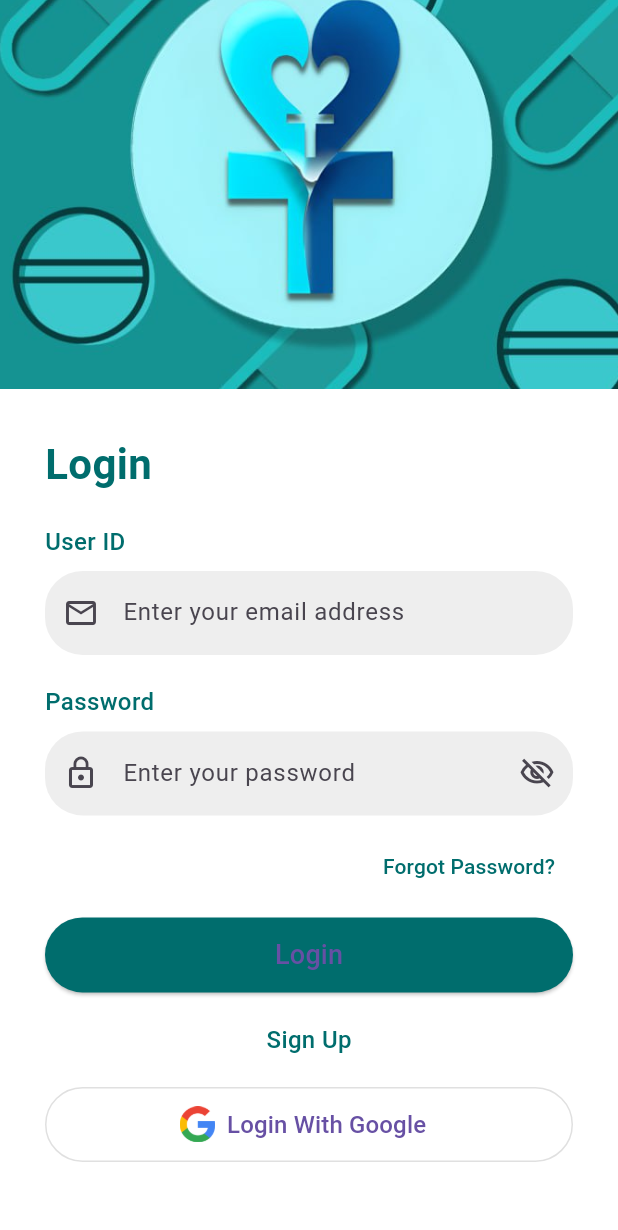
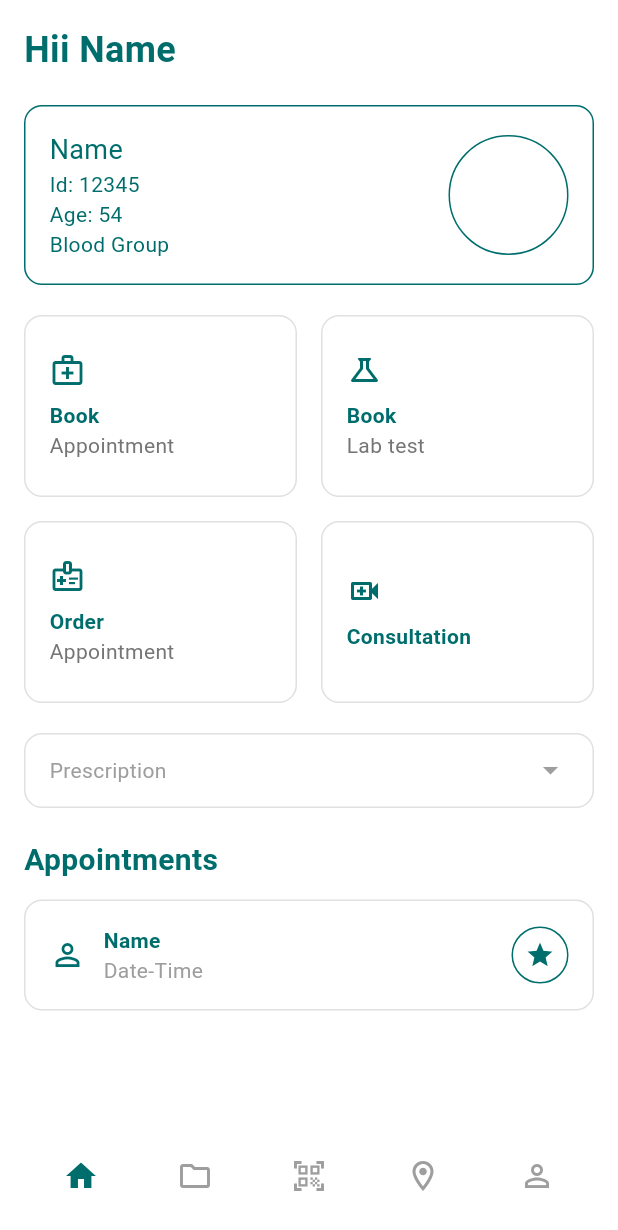
Before and after one commit to Alexa88879/Medicoo, a Flutter app: the screen it shows after launch, scrolled down 70 dp, after a tap on "Login", on a phone screen of 412 x 824 dp. Shown: the top 1230 px of the screen. Run offline on Flutter 3.47's test engine with Material 3 defaults, Android fonts, the phone set to English and light mode, and no system bars.

Commit message:
homepage added

```diff
--- /dev/null
+++ b/lib/home_page.dart
@@ -0,0 +1,277 @@
+import 'package:flutter/material.dart';
+
+class HomePage extends StatelessWidget {
+  const HomePage({super.key});
+
+  @override
+  Widget build(BuildContext context) {
+    return Scaffold(
+      backgroundColor: Colors.white,
+      body: SafeArea(
+        child: Padding(
+          padding: const EdgeInsets.all(16.0),
+          child: Column(
+            crossAxisAlignment: CrossAxisAlignment.start,
+            children: [
+              const Text(
+                'Hii Name',
+                style: TextStyle(
+                  fontSize: 24,
+                  fontWeight: FontWeight.bold,
+                  color: Color(0xFF006D6D),
+                ),
+              ),
+              const SizedBox(height: 20),
+              Container(
+                padding: const EdgeInsets.all(16),
+                decoration: BoxDecoration(
+                  border: Border.all(color: const Color(0xFF006D6D)),
+                  borderRadius: BorderRadius.circular(12),
+                ),
+                child: Row(
+                  children: [
+                    Expanded(
+                      child: Column(
+                        crossAxisAlignment: CrossAxisAlignment.start,
+                        children: const [
+                          Text(
+                            'Name',
+                            style: TextStyle(
+                              fontSize: 18,
+                              color: Color(0xFF006D6D),
+                            ),
+                          ),
+                          Text(
+                            'Id: 12345',
+                            style: TextStyle(color: Color(0xFF006D6D)),
+                          ),
+                          Text(
+                            'Age: 54',
+                            style: TextStyle(color: Color(0xFF006D6D)),
+                          ),
+                          Text(
+                            'Blood Group',
+                            style: TextStyle(color: Color(0xFF006D6D)),
+                          ),
+                        ],
+                      ),
+                    ),
+                    Container(
+                      width: 80,
+                      height: 80,
+                      decoration: BoxDecoration(
+                        shape: BoxShape.circle,
+                        border: Border.all(color: const Color(0xFF006D6D)),
+                      ),
+                    ),
+                  ],
+                ),
+              ),
+              const SizedBox(height: 20),
+              GridView.count(
+                shrinkWrap: true,
+                crossAxisCount: 2,
+                mainAxisSpacing: 16,
+                crossAxisSpacing: 16,
+                childAspectRatio: 1.5,
+                children: [
+                  _buildOptionCard(
+                    icon: Icons.medical_services_outlined,
+                    title: 'Book',
+                    subtitle: 'Appointment',
+                    onTap: () {
+                      // Handle Book Appointment tap
+                      ScaffoldMessenger.of(context).showSnackBar(
+                        const SnackBar(content: Text('Book Appointment tapped')),
+                      );
+                    },
+                  ),
+                  _buildOptionCard(
+                    icon: Icons.science_outlined,
+                    title: 'Book',
+                    subtitle: 'Lab test',
+                    onTap: () {
+                      // Handle Book Lab test tap
+                      ScaffoldMessenger.of(context).showSnackBar(
+                        const SnackBar(content: Text('Book Lab test tapped')),
+                      );
+                    },
+                  ),
+                  _buildOptionCard(
+                    icon: Icons.medical_information_outlined,
+                    title: 'Order',
+                    subtitle: 'Appointment',
+                    onTap: () {
+                      // Handle Order Appointment tap
+                      ScaffoldMessenger.of(context).showSnackBar(
+                        const SnackBar(content: Text('Order Appointment tapped')),
+                      );
+                    },
+                  ),
+                  _buildOptionCard(
+                    icon: Icons.video_call_outlined,
+                    title: 'Consultation',
+                    subtitle: '',
+                    onTap: () {
+                      // Handle Consultation tap
+                      ScaffoldMessenger.of(context).showSnackBar(
+                        const SnackBar(content: Text('Consultation tapped')),
+                      );
+                    },
+                  ),
+                ],
+              ),
+              const SizedBox(height: 20),
+              InkWell(
+                onTap: () {
+                  // Handle Prescription tap
+                  ScaffoldMessenger.of(context).showSnackBar(
+                    const SnackBar(content: Text('Prescription tapped')),
+                  );
+                },
+                child: Container(
+                  padding: const EdgeInsets.symmetric(horizontal: 16, vertical: 12),
+                  decoration: BoxDecoration(
+                    border: Border.all(color: Colors.grey.shade300),
+                    borderRadius: BorderRadius.circular(12),
+                  ),
+                  child: const Row(
+                    children: [
+                      Text(
+                        'Prescription',
+                        style: TextStyle(color: Colors.grey),
+                      ),
+                      Spacer(),
+                      Icon(Icons.arrow_drop_down, color: Colors.grey),
+                    ],
+                  ),
+                ),
+              ),
+              const SizedBox(height: 20),
+              const Text(
+                'Appointments',
+                style: TextStyle(
+                  fontSize: 20,
+                  fontWeight: FontWeight.bold,
+                  color: Color(0xFF006D6D),
+                ),
+              ),
+              const SizedBox(height: 12),
+              InkWell(
+                onTap: () {
+                  // Handle Appointment tap
+                  ScaffoldMessenger.of(context).showSnackBar(
+                    const SnackBar(content: Text('Appointment details tapped')),
+                  );
+                },
+                child: Container(
+                  padding: const EdgeInsets.all(16),
+                  decoration: BoxDecoration(
+                    border: Border.all(color: Colors.grey.shade300),
+                    borderRadius: BorderRadius.circular(12),
+                  ),
+                  child: Row(
+                    children: [
+                      const Icon(Icons.person_outline, color: Color(0xFF006D6D)),
+                      const SizedBox(width: 12),
+                      Column(
+                        crossAxisAlignment: CrossAxisAlignment.start,
+                        children: const [
+                          Text(
+                            'Name',
+                            style: TextStyle(
+                              color: Color(0xFF006D6D),
+                              fontWeight: FontWeight.bold,
+                            ),
+                          ),
+                          Text(
+                            'Date-Time',
+                            style: TextStyle(color: Colors.grey),
+                          ),
+                        ],
+                      ),
+                      const Spacer(),
+                      Container(
+                        padding: const EdgeInsets.all(8),
+                        decoration: BoxDecoration(
+                          shape: BoxShape.circle,
+                          border: Border.all(color: const Color(0xFF006D6D)),
+                        ),
+                        child: const Icon(
+                          Icons.star,
+                          color: Color(0xFF006D6D),
+                          size: 20,
+                        ),
+                      ),
+                    ],
+                  ),
+                ),
+              ),
+              const Spacer(),
+              Row(
+                mainAxisAlignment: MainAxisAlignment.spaceAround,
+                children: [
+                  _buildNavIcon(Icons.home, true),
+                  _buildNavIcon(Icons.folder_outlined, false),
+                  _buildNavIcon(Icons.qr_code_scanner_outlined, false),
+                  _buildNavIcon(Icons.location_on_outlined, false),
+                  _buildNavIcon(Icons.person_outline, false),
+                ],
+              ),
+            ],
+          ),
+        ),
+      ),
+    );
+  }
+
+  Widget _buildOptionCard({
+    required IconData icon,
+    required String title,
+    required String subtitle,
+    required VoidCallback onTap,
+  }) {
+    return InkWell(
+      onTap: onTap,
+      child: Container(
+        padding: const EdgeInsets.all(16),
+        decoration: BoxDecoration(
+          border: Border.all(color: Colors.grey.shade300),
+          borderRadius: BorderRadius.circular(12),
+        ),
+        child: Column(
+          crossAxisAlignment: CrossAxisAlignment.start,
+          mainAxisAlignment: MainAxisAlignment.center,
+          children: [
+            Icon(icon, color: const Color(0xFF006D6D)),
+            const SizedBox(height: 8),
+            Text(
+              title,
+              style: const TextStyle(
+                color: Color(0xFF006D6D),
+                fontWeight: FontWeight.bold,
+              ),
+            ),
+            if (subtitle.isNotEmpty)
+              Text(
+                subtitle,
+                style: TextStyle(color: Colors.grey.shade600),
+              ),
+          ],
+        ),
+      ),
+    );
+  }
+
+  Widget _buildNavIcon(IconData icon, bool isActive) {
+    return IconButton(
+      icon: Icon(
+        icon,
+        color: isActive ? const Color(0xFF006D6D) : Colors.grey,
+      ),
+      onPressed: () {
+        // Handle navigation icon tap
+      },
+    );
+  }
+}
--- a/lib/login_page.dart
+++ b/lib/login_page.dart
@@ -1,13 +1,14 @@
 import 'package:flutter/material.dart';
+import 'home_page.dart';
 
-class HomePage extends StatefulWidget {
-  const HomePage({super.key});
+class LoginPage extends StatefulWidget {
+  const LoginPage({super.key});
 
   @override
-  State<HomePage> createState() => _HomePageState();
+  State<LoginPage> createState() => _LoginPageState();
 }
 
-class _HomePageState extends State<HomePage> {
+class _LoginPageState extends State<LoginPage> {
   bool _obscurePassword = true;
 
   @override
@@ -17,15 +18,12 @@ class _HomePageState extends State<HomePage> {
       body: SingleChildScrollView(
         child: Column(
           children: [
-            // Background Image
             Image.asset(
               'assets/images/logo.png',
               fit: BoxFit.cover,
               width: double.infinity,
               height: MediaQuery.of(context).size.height * 0.4,
             ),
-
-            // Login Form Section
             Container(
               width: double.infinity,
               decoration: const BoxDecoration(
@@ -36,26 +34,10 @@ class _HomePageState extends State<HomePage> {
               child: Column(
                 crossAxisAlignment: CrossAxisAlignment.start,
                 children: [
-                  const Text(
-                    "Login",
-                    style: TextStyle(
-                      fontSize: 28,
-                      fontWeight: FontWeight.bold,
-                      color: Color(0xFF006D6D),
-                    ),
-                  ),
+                  const Text("Login", style: TextStyle(fontSize: 28, fontWeight: FontWeight.bold, color: Color(0xFF006D6D))),
                   const SizedBox(height: 20),
-
-                  const Text(
-                    "User ID",
-                    style: TextStyle(
-                      fontSize: 16,
-                      fontWeight: FontWeight.w500,
-                      color: Color(0xFF006D6D),
-                    ),
-                  ),
+                  const Text("User ID", style: TextStyle(fontSize: 16, fontWeight: FontWeight.w500, color: Color(0xFF006D6D))),
                   const SizedBox(height: 8),
-
                   TextField(
                     decoration: InputDecoration(
                       hintText: "Enter your email address",
@@ -69,28 +51,15 @@ class _HomePageState extends State<HomePage> {
                     ),
                   ),
                   const SizedBox(height: 20),
-
-                  const Text(
-                    "Password",
-                    style: TextStyle(
-                      fontSize: 16,
-                      fontWeight: FontWeight.w500,
-                      color: Color(0xFF006D6D),
-                    ),
-                  ),
+                  const Text("Password", style: TextStyle(fontSize: 16, fontWeight: FontWeight.w500, color: Color(0xFF006D6D))),
                   const SizedBox(height: 8),
-
                   TextField(
                     obscureText: _obscurePassword,
                     decoration: InputDecoration(
                       hintText: "Enter your password",
                       prefixIcon: const Icon(Icons.lock_outline),
                       suffixIcon: IconButton(
-                        icon: Icon(
-                          _obscurePassword
-                              ? Icons.visibility_off_outlined
-                              : Icons.visibility_outlined,
-                        ),
+                        icon: Icon(_obscurePassword ? Icons.visibility_off_outlined : Icons.visibility_outlined),
                         onPressed: () {
                           setState(() {
                             _obscurePassword = !_obscurePassword;
@@ -106,84 +75,52 @@ class _HomePageState extends State<HomePage> {
                     ),
                   ),
                   const SizedBox(height: 10),
-
                   Align(
                     alignment: Alignment.centerRight,
                     child: TextButton(
-                      onPressed: () {
-                        // Forgot password logic
-                      },
-                      child: const Text(
-                        "Forgot Password?",
-                        style: TextStyle(color: Color(0xFF006D6D)),
-                      ),
+                      onPressed: () {},
+                      child: const Text("Forgot Password?", style: TextStyle(color: Color(0xFF006D6D))),
                     ),
                   ),
                   const SizedBox(height: 10),
-
-                  // Login Button
                   SizedBox(
                     width: double.infinity,
                     height: 50,
                     child: ElevatedButton(
                       style: ElevatedButton.styleFrom(
                         backgroundColor: const Color(0xFF006D6D),
-                        shape: RoundedRectangleBorder(
-                          borderRadius: BorderRadius.circular(25),
-                        ),
+                        shape: RoundedRectangleBorder(borderRadius: BorderRadius.circular(25)),
                       ),
                       onPressed: () {
-                        // Login logic
+                        Navigator.pushReplacement(
+                          context,
+                          MaterialPageRoute(builder: (context) => const HomePage()),
+                        );
                       },
-                      child: const Text(
-                        "Login",
-                        style: TextStyle(fontSize: 18),
-                      ),
+                      child: const Text("Login", style: TextStyle(fontSize: 18)),
                     ),
                   ),
                   const SizedBox(height: 20),
-
-                  // Clickable Sign Up
                   Center(
                     child: GestureDetector(
                       onTap: () {
-                        // TODO: Navigate to Sign Up screen
                         ScaffoldMessenger.of(context).showSnackBar(
                           const SnackBar(content: Text("Sign Up tapped!")),
                         );
                       },
-                      child: const Text(
-                        "Sign Up",
-                        style: TextStyle(
-                          fontSize: 16,
-                          fontWeight: FontWeight.w500,
-                          color: Color(0xFF006D6D)
-                        ),
-                      ),
+                      child: const Text("Sign Up", style: TextStyle(fontSize: 16, fontWeight: FontWeight.w500, color: Color(0xFF006D6D))),
                     ),
                   ),
                   const SizedBox(height: 20),
-
-                  // Google Login Button
                   SizedBox(
                     width: double.infinity,
                     height: 50,
                     child: OutlinedButton.icon(
-                      onPressed: () {
-                        // Google login logic
-                      },
-                      icon: Image.asset(
-                        'assets/images/google.png',
-                        height: 24,
-                      ),
-                      label: const Text(
-                        "Login With Google",
-                        style: TextStyle(fontSize: 16),
-                      ),
+                      onPressed: () {},
+                      icon: Image.asset('assets/images/google.png', height: 24),
+                      label: const Text("Login With Google", style: TextStyle(fontSize: 16)),
                       style: OutlinedButton.styleFrom(
-                        shape: RoundedRectangleBorder(
-                          borderRadius: BorderRadius.circular(25),
-                        ),
+                        shape: RoundedRectangleBorder(borderRadius: BorderRadius.circular(25)),
                         side: const BorderSide(color: Colors.black12),
                       ),
                     ),
--- a/lib/main.dart
+++ b/lib/main.dart
@@ -1,8 +1,5 @@
-
-
-
 import 'package:flutter/material.dart';
-import 'login_page.dart'; // Make sure this file exists in your project
+import 'login_page.dart';
 
 void main() {
   runApp(const MyApp());
@@ -21,7 +18,7 @@ class MyApp extends StatelessWidget {
         scaffoldBackgroundColor: const Color(0xFF219E9E),
         useMaterial3: true,
       ),
-      home: const HomePage(),
+      home: const LoginPage(), // Refers to the class in login_page.dart
     );
   }
 }
```
Also changed, not shown: assets/images/home.jpg (added).
